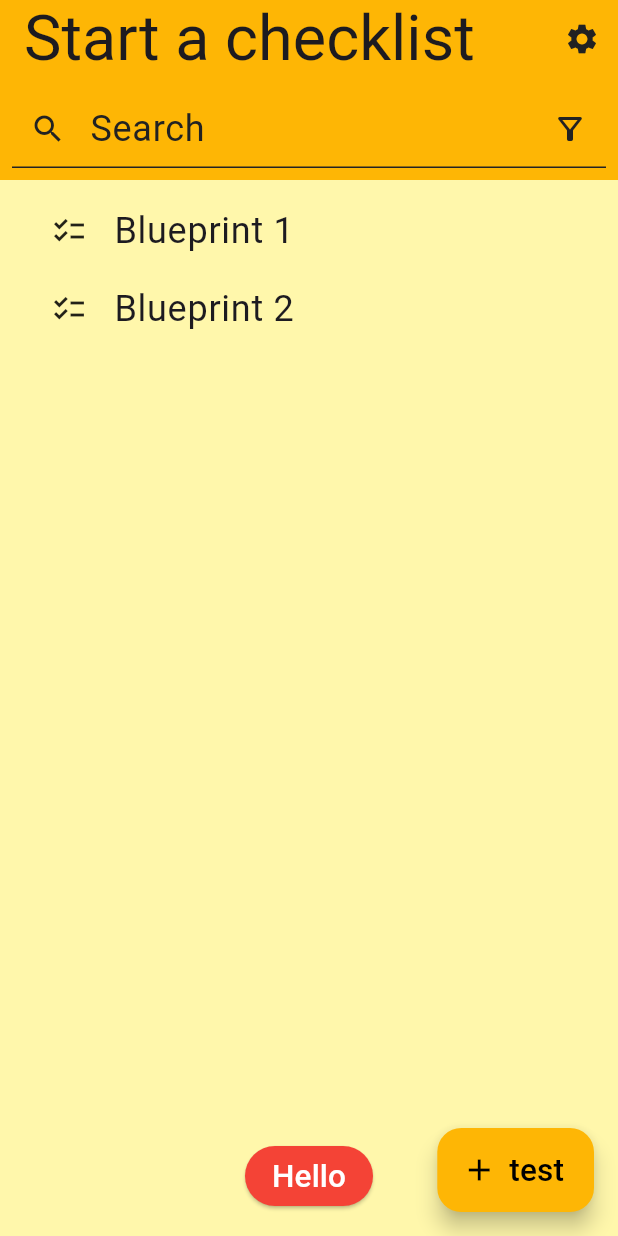
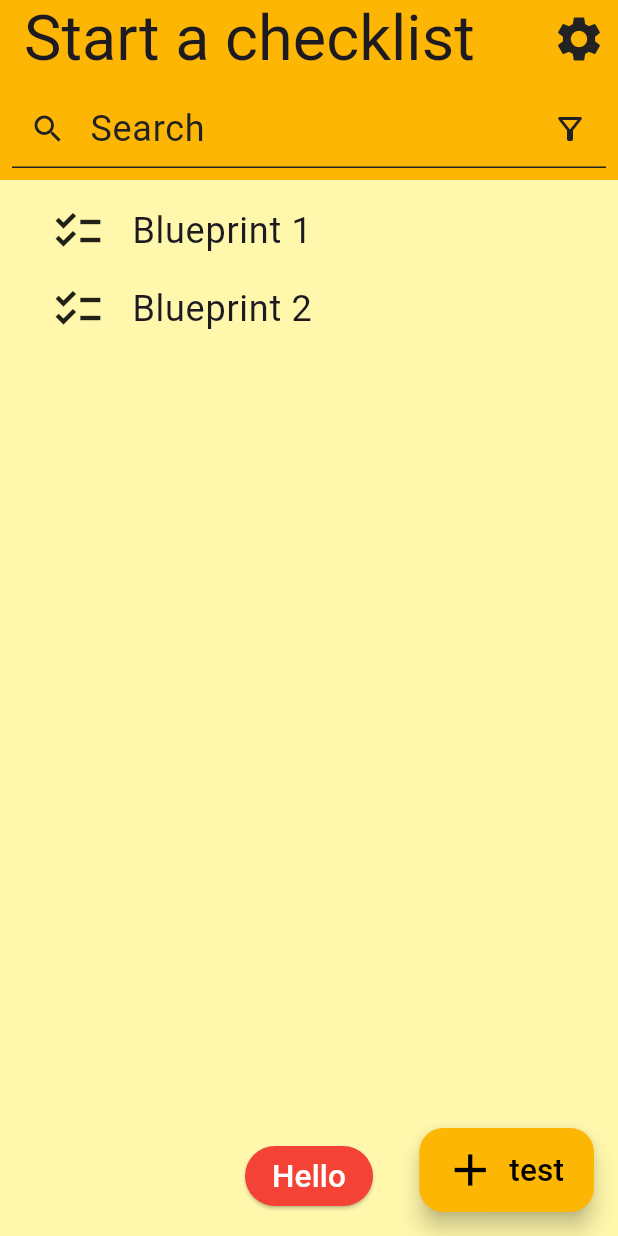
Before and after one commit to michalporeba/ticks, a Flutter app: the screen it shows after launch, on a phone screen of 412 x 824 dp. Run offline on Flutter 3.47's test engine with Material 3 defaults, Android fonts, the phone set to English and light mode, and no system bars; our stand-ins replace bloc, equatable, flutter_bloc, google_fonts; Roboto replaces fonts that are missing (Heebo).

Commit message:
resizing the icons

```diff
--- a/lib/app/app_theme.dart
+++ b/lib/app/app_theme.dart
@@ -2,9 +2,17 @@ import 'package:flutter/material.dart';
 import 'package:google_fonts/google_fonts.dart';
 
 class AppTheme {
+  static double scaleFactor = 1.5;
+  static double defaultIconSize = 24;
+
   static ThemeData sjac(BuildContext context) {
+    final base = ThemeData.light();
+
     return ThemeData(
       useMaterial3: true,
+      appBarTheme: base.appBarTheme.copyWith(
+        iconTheme: IconThemeData(size: defaultIconSize * scaleFactor)
+      ),
       colorScheme: const ColorScheme(
           brightness: Brightness.light,
           background: Color(0xfffff7ab),
@@ -19,8 +27,14 @@ class AppTheme {
           onSecondary: Color(0xffffffff),
 
       ),
+      iconTheme: base.iconTheme.copyWith(
+        size: defaultIconSize * scaleFactor,
+      ),
+      primaryIconTheme: base.iconTheme.copyWith(
+        size: defaultIconSize * scaleFactor,
+      ),
       textTheme: GoogleFonts.heeboTextTheme(
-        Theme.of(context).textTheme.apply(fontSizeFactor: 1.5),
+        Theme.of(context).textTheme.apply(fontSizeFactor: scaleFactor),
       ),
     );
   }
```
